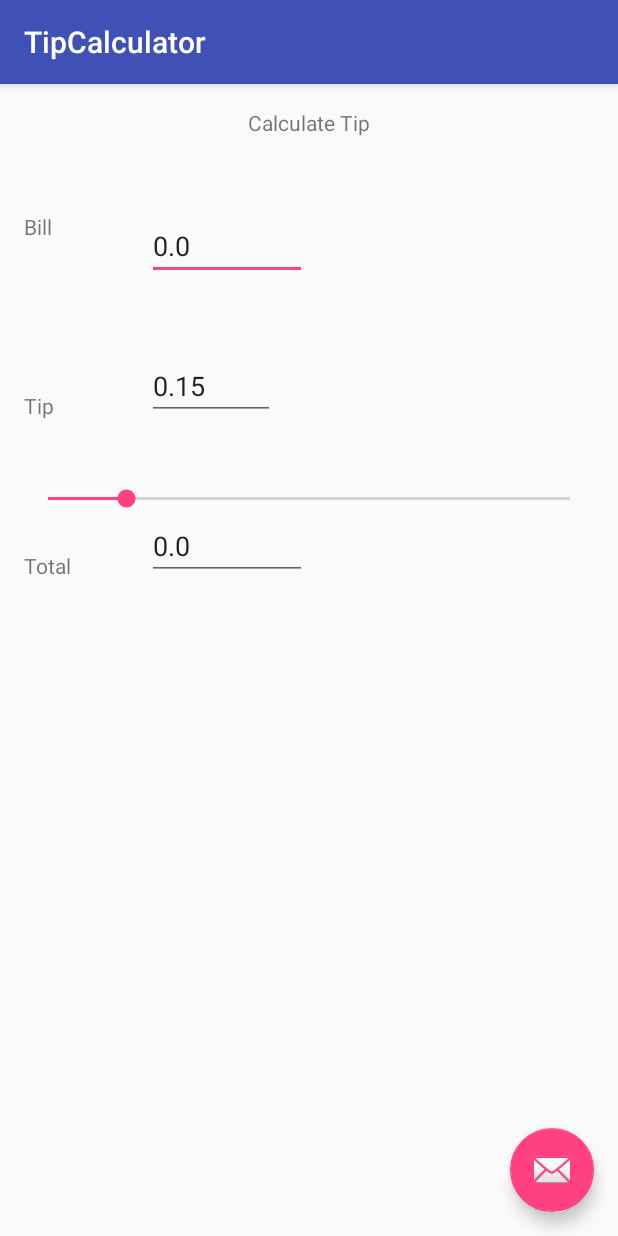
After one commit to noorahfx/CalcSummerProject, an Android app: the TipCalculator screen opened directly, with no data from a screen before it, on a phone screen of 412 x 824 dp. The commit adds this screen. Run offline under Robolectric (Android 15) with nearby library versions, the phone set to English and light mode, and no system bars.

Commit message:
Tip Calculator added

```diff
--- a/app/src/main/AndroidManifest.xml
+++ b/app/src/main/AndroidManifest.xml
@@ -21,6 +21,10 @@
         <activity
             android:name=".BasicCalculator"
             android:label="@string/title_activity_basic_calculator"
+            android:theme="@style/AppTheme.NoActionBar" />
+        <activity
+            android:name=".TipCalculator"
+            android:label="@string/title_activity_tip_calculator"
             android:theme="@style/AppTheme.NoActionBar"></activity>
     </application>
 
--- a/app/src/main/java/calcpa/calcsummerproject/CalcHomePage.java
+++ b/app/src/main/java/calcpa/calcsummerproject/CalcHomePage.java
@@ -2,12 +2,12 @@ package calcpa.calcsummerproject;
 
 import android.content.Intent;
 import android.os.Bundle;
-import android.support.design.widget.FloatingActionButton;
-import android.support.design.widget.Snackbar;
+//import android.support.design.widget.FloatingActionButton;
+//import android.support.design.widget.Snackbar;
 import android.support.v7.app.AppCompatActivity;
 import android.support.v7.widget.Toolbar;
 import android.view.View;
-import android.view.Menu;
+//import android.view.Menu;
 import android.view.MenuItem;
 import android.widget.Button;
 
@@ -18,6 +18,7 @@ public class CalcHomePage extends AppCompatActivity {
     private Button algebraIIButton;
     private Button statButton;
     private Button calculusButton;
+    private Button tipCalculatorButton;
 
 
 
@@ -29,12 +30,12 @@ public class CalcHomePage extends AppCompatActivity {
         Toolbar toolbar = (Toolbar) findViewById(R.id.toolbar);
         setSupportActionBar(toolbar);
 
-        calculatorButton = (Button)findViewById(R.id.calculator
-        );
+        calculatorButton = (Button)findViewById(R.id.calculator);
         algebraIButton = (Button)findViewById(R.id.algebraI);
         algebraIIButton = (Button)findViewById(R.id.algebraII);
         statButton = (Button)findViewById(R.id.statistic);
         calculusButton= (Button)findViewById(R.id.calcI);
+        tipCalculatorButton = (Button)findViewById(R.id.tipCalculator);
 
         calculatorButton.setOnClickListener(new View.OnClickListener(){
             @Override
@@ -44,6 +45,14 @@ public class CalcHomePage extends AppCompatActivity {
                 startActivity(intent);
             }
 
+        });
+
+        tipCalculatorButton.setOnClickListener(new View.OnClickListener() {
+            @Override
+            public void onClick(View view) {
+                Intent intent = new Intent(CalcHomePage.this, TipCalculator.class);
+                startActivity(intent);
+            }
         });
 
         algebraIButton.setOnClickListener(new View.OnClickListener(){
--- /dev/null
+++ b/app/src/main/java/calcpa/calcsummerproject/TipCalculator.java
@@ -0,0 +1,176 @@
+package calcpa.calcsummerproject;
+
+import android.os.Bundle;
+import android.support.design.widget.FloatingActionButton;
+import android.support.design.widget.Snackbar;
+import android.support.v7.app.AppCompatActivity;
+import android.support.v7.widget.Toolbar;
+import android.text.Editable;
+import android.text.TextWatcher;
+import android.view.View;
+import android.widget.EditText;
+import android.widget.SeekBar;
+import android.widget.SeekBar.OnSeekBarChangeListener;
+
+public class TipCalculator extends AppCompatActivity {
+
+    // Constants used when saving and restoring
+
+    private static final String FINAL_BILL = "FINAL_BILL";
+    private static final String TOTAL_TIP = "TOTAL_TIP";
+    private static final String BILL_WITHOUT_TIP = "BILL_WITHOUT_TIP";
+
+    private double billWithoutTip; // Users bill before tip
+    private double totalTip; // Tip amount
+    private double finalBill; // Bill plus Tip
+
+    EditText billWilthoutTipET;
+    EditText totalTipET;
+    EditText finalBillET;
+
+
+    @Override
+    protected void onCreate(Bundle savedInstanceState) {
+        super.onCreate(savedInstanceState);
+        setContentView(R.layout.activity_tip_calculator);
+        Toolbar toolbar = (Toolbar) findViewById(R.id.toolbar);
+        setSupportActionBar(toolbar);
+
+        FloatingActionButton fab = (FloatingActionButton) findViewById(R.id.fab);
+        fab.setOnClickListener(new View.OnClickListener() {
+            @Override
+            public void onClick(View view) {
+                Snackbar.make(view, "Replace with your own action", Snackbar.LENGTH_LONG)
+                        .setAction("Action", null).show();
+            }
+        });
+
+        if(savedInstanceState == null){
+            // Just started
+            billWithoutTip = 0.0;
+            totalTip = .15;
+            finalBill = 0.0;
+        } else {
+            // App is being restored
+            billWithoutTip = savedInstanceState.getDouble(BILL_WITHOUT_TIP);
+            totalTip = savedInstanceState.getDouble(TOTAL_TIP);
+            finalBill = savedInstanceState.getDouble(FINAL_BILL);
+
+        }
+        // Initialize the EditTexts
+        billWilthoutTipET = (EditText) findViewById(R.id.billEditText); // Users bill before tip
+        totalTipET = (EditText) findViewById(R.id.tipEditText); // Tip amount
+        finalBillET = (EditText) findViewById(R.id.finalBillEditText); // Bill plus tip
+
+
+        // Initialize the SeekBar and add a ChangeListener
+        tipSeekBar = (SeekBar) findViewById(R.id.changeTipSeekBar);
+        tipSeekBar.setOnSeekBarChangeListener(tipSeekBarListener);
+
+        // Add change listener for when the bill before tip is changed
+        billWilthoutTipET.addTextChangedListener(billWithoutTipListener);
+    }
+
+    // Called when the bill before tip amount is changed
+
+    private TextWatcher billWithoutTipListener = new TextWatcher(){
+
+        @Override
+        public void afterTextChanged(Editable arg0) {
+            // TODO Auto-generated method stub
+
+        }
+        @Override
+        public void beforeTextChanged(CharSequence arg0, int arg1, int arg2,
+                                      int arg3) {
+            // TODO Auto-generated method stub
+
+        }
+
+        @Override
+        public void onTextChanged(CharSequence arg0, int arg1, int arg2,
+                                  int arg3) {
+            try{
+
+                // Change the billBeforeTip to the new input
+
+                billWithoutTip = Double.parseDouble(arg0.toString());
+
+            }
+            catch(NumberFormatException e){
+                billWithoutTip = 0.0;
+
+            }
+            updateTipAndFinalBill();
+        }
+
+    };
+
+    // Update the tip amount and add tip to bill to
+    // find the final bill amount
+
+    private void updateTipAndFinalBill(){
+
+        // Get tip amount
+        double tipAmount = Double.parseDouble(totalTipET.getText().toString());
+
+        // The bill before tip amount was set in billBeforeTipListener
+        // Get the bill plus the tip
+        double finalBill = billWithoutTip + (billWithoutTip * tipAmount);
+
+        // Set the total bill amount including the tip
+        // Convert into a 2 decimal place String
+        finalBillET.setText(String.format("%.02f", finalBill));
+
+    }
+
+    // Called when a device changes in some way.
+    protected void onSaveInstanceState(Bundle outState){
+
+        super.onSaveInstanceState(outState);
+        outState.putDouble(FINAL_BILL, finalBill);
+        outState.putDouble(TOTAL_TIP, totalTip);
+        outState.putDouble(BILL_WITHOUT_TIP, billWithoutTip);
+
+    }
+
+    // SeekBar used to make a custom tip
+    private SeekBar tipSeekBar;
+
+    private OnSeekBarChangeListener tipSeekBarListener = new OnSeekBarChangeListener(){
+
+        @Override
+        public void onProgressChanged(SeekBar arg0, int arg1, boolean arg2) {
+
+            // Get the value set on the SeekBar
+            totalTip = (tipSeekBar.getProgress()) * .01;
+
+            // Set tipAmountET with the value from the SeekBar
+
+            totalTipET.setText(String.format("%.02f", totalTip));
+
+            // Update all the other EditTexts
+
+            updateTipAndFinalBill();
+
+        }
+
+        @Override
+        public void onStartTrackingTouch(SeekBar arg0) {
+            // TODO Auto-generated method stub
+
+        }
+
+        @Override
+        public void onStopTrackingTouch(SeekBar arg0) {
+            // TODO Auto-generated method stub
+
+        }
+
+    };
+
+
+
+
+
+}
--- /dev/null
+++ b/app/src/main/res/layout/activity_tip_calculator.xml
@@ -0,0 +1,34 @@
+<?xml version="1.0" encoding="utf-8"?>
+<android.support.design.widget.CoordinatorLayout xmlns:android="http://schemas.android.com/apk/res/android"
+    xmlns:app="http://schemas.android.com/apk/res-auto"
+    xmlns:tools="http://schemas.android.com/tools"
+    android:layout_width="match_parent"
+    android:layout_height="match_parent"
+    android:fitsSystemWindows="true"
+    tools:context="calcpa.calcsummerproject.TipCalculator">
+
+    <android.support.design.widget.AppBarLayout
+        android:layout_width="match_parent"
+        android:layout_height="wrap_content"
+        android:theme="@style/AppTheme.AppBarOverlay">
+
+        <android.support.v7.widget.Toolbar
+            android:id="@+id/toolbar"
+            android:layout_width="match_parent"
+            android:layout_height="?attr/actionBarSize"
+            android:background="?attr/colorPrimary"
+            app:popupTheme="@style/AppTheme.PopupOverlay" />
+
+    </android.support.design.widget.AppBarLayout>
+
+    <include layout="@layout/content_tip_calculator" />
+
+    <android.support.design.widget.FloatingActionButton
+        android:id="@+id/fab"
+        android:layout_width="wrap_content"
+        android:layout_height="wrap_content"
+        android:layout_gravity="bottom|end"
+        android:layout_margin="@dimen/fab_margin"
+        android:src="@android:drawable/ic_dialog_email" />
+
+</android.support.design.widget.CoordinatorLayout>
--- a/app/src/main/res/layout/content_calc_home_page.xml
+++ b/app/src/main/res/layout/content_calc_home_page.xml
@@ -25,6 +25,11 @@
         android:layout_height="wrap_content"
         android:text="@string/calculator"/>
     <Button
+        android:id="@+id/tipCalculator"
+        android:layout_width="wrap_content"
+        android:layout_height="wrap_content"
+        android:text="Tip Calculator"/>
+    <Button
         android:id="@+id/algebraI"
         android:layout_width="wrap_content"
         android:layout_height="wrap_content"
--- /dev/null
+++ b/app/src/main/res/layout/content_tip_calculator.xml
@@ -0,0 +1,99 @@
+<?xml version="1.0" encoding="utf-8"?>
+<RelativeLayout xmlns:android="http://schemas.android.com/apk/res/android"
+    xmlns:app="http://schemas.android.com/apk/res-auto"
+    xmlns:tools="http://schemas.android.com/tools"
+    android:layout_width="match_parent"
+    android:layout_height="match_parent"
+    android:paddingBottom="@dimen/activity_vertical_margin"
+    android:paddingLeft="@dimen/activity_horizontal_margin"
+    android:paddingRight="@dimen/activity_horizontal_margin"
+    android:paddingTop="@dimen/activity_vertical_margin"
+    app:layout_behavior="@string/appbar_scrolling_view_behavior"
+    tools:context="calcpa.calcsummerproject.TipCalculator"
+    tools:showIn="@layout/activity_tip_calculator">
+
+    <TextView
+        android:id="@+id/tip_calc_title"
+        android:layout_width="wrap_content"
+        android:layout_height="wrap_content"
+
+        android:text="@string/tip_calc_title"
+        android:layout_alignParentTop="true"
+        android:layout_centerHorizontal="true" />
+
+    <TextView
+        android:id="@+id/billTextView"
+        android:layout_width="wrap_content"
+        android:layout_height="wrap_content"
+        android:text="@string/bill_amount_text"
+        android:layout_marginTop="50dp"
+        android:layout_below="@+id/tip_calc_title"
+        android:layout_alignParentLeft="true"
+        android:layout_alignParentStart="true" />
+
+    <EditText
+        android:id="@+id/billEditText"
+        android:layout_width="wrap_content"
+        android:layout_height="wrap_content"
+        android:ems="5"
+        android:inputType="numberDecimal"
+        android:text="@string/bill_amount_edit"
+        android:layout_marginRight="42dp"
+        android:layout_marginEnd="42dp"
+        android:layout_alignTop="@+id/billTextView"
+        android:layout_alignRight="@+id/tip_calc_title"
+        android:layout_alignEnd="@+id/tip_calc_title" >
+
+        <requestFocus />
+    </EditText>
+
+
+    <TextView
+        android:id="@+id/tipTextView"
+        android:layout_width="wrap_content"
+        android:layout_height="wrap_content"
+        android:text="@string/tip_amount_text"
+        android:layout_marginTop="100dp"
+        android:layout_below="@+id/billTextView"
+        />
+    <EditText
+        android:id="@+id/tipEditText"
+        android:layout_width="wrap_content"
+        android:layout_height="wrap_content"
+        android:ems="4"
+        android:inputType="numberDecimal"
+        android:text="@string/tip_amount_edit"
+        android:layout_alignBottom="@+id/tipTextView"
+        android:layout_alignLeft="@+id/billEditText"
+        android:layout_alignStart="@+id/billEditText" />
+    <TextView
+        android:id="@+id/finalBillTextView"
+        android:layout_width="wrap_content"
+        android:layout_height="wrap_content"
+        android:text="@string/total_bill_text"
+        android:layout_below="@+id/tipTextView"
+        android:layout_alignParentLeft="true"
+        android:layout_alignParentStart="true"
+        android:layout_marginTop="87dp" />
+
+    <EditText
+        android:id="@+id/finalBillEditText"
+        android:layout_width="wrap_content"
+        android:layout_height="wrap_content"
+        android:ems="5"
+        android:inputType="numberDecimal"
+        android:text="@string/total_bill_edit"
+        android:layout_alignBottom="@+id/finalBillTextView"
+        android:layout_alignLeft="@+id/tipEditText"
+        android:layout_alignStart="@+id/tipEditText" />
+
+    <SeekBar
+        android:id="@+id/changeTipSeekBar"
+        android:layout_width="match_parent"
+        android:layout_height="wrap_content"
+        android:progress="15"
+        android:layout_above="@+id/finalBillEditText"
+        android:layout_centerHorizontal="true" />
+        />
+
+</RelativeLayout>
--- a/app/src/main/res/values/strings.xml
+++ b/app/src/main/res/values/strings.xml
@@ -8,4 +8,5 @@
     <string name="calc_I">Calculus I</string>
     <string name="action_settings">Settings</string>
     <string name="title_activity_basic_calculator">BasicCalculator</string>
+    <string name="title_activity_tip_calculator">TipCalculator</string>
 </resources>
--- /dev/null
+++ b/app/src/main/res/values/tip_calculator_strings.xml
@@ -0,0 +1,12 @@
+<?xml version="1.0" encoding="utf-8"?>
+<resources>
+    <string name="tip_calc_title">Calculate Tip</string>
+    <string name="bill_amount_text">Bill</string>
+    <string name="bill_amount_edit">0.0</string>
+    <string name="tip_amount_text">Tip</string>
+    <string name="tip_amount_edit">0.15</string>
+    <string name="total_bill_text">Total</string>
+    <string name="total_bill_edit">0.0</string>
+
+    <string name="change_tip_amount_text">Change Tip</string>
+</resources>
```
Also changed, not shown: app/src/main/java/calcpa/calcsummerproject/BasicCalculator.java (+4 -4 lines).
